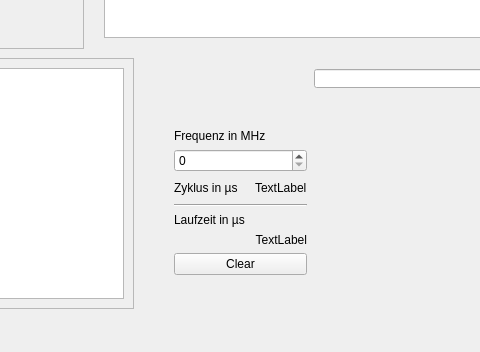
The window that PICSimu/mainwindow.ui (Benedikt1992/PICSimu) describes before a commit, drawn with Qt 5; both pictures show x 147 to 627 and y 429 to 781 of the 1210 by 781 pixel window.
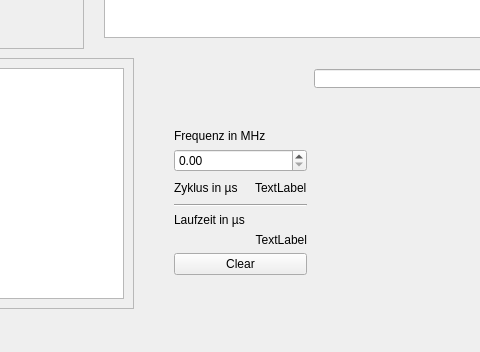
The same window after the commit.

Commit message: die Frequnz ist genauer einstellbar (MHz auf 4 Nachkommastellen)

```diff
--- a/PICSimu/mainwindow.ui
+++ b/PICSimu/mainwindow.ui
@@ -236,7 +236,7 @@
       </widget>
      </item>
      <item>
-      <widget class="QSpinBox" name="frequency"/>
+      <widget class="QDoubleSpinBox" name="frequency"/>
      </item>
      <item>
       <layout class="QHBoxLayout" name="horizontalLayout">
```
Left out of the diff: 2 changed lines with no effect on the pictures. The commit also changes 2 other files.
